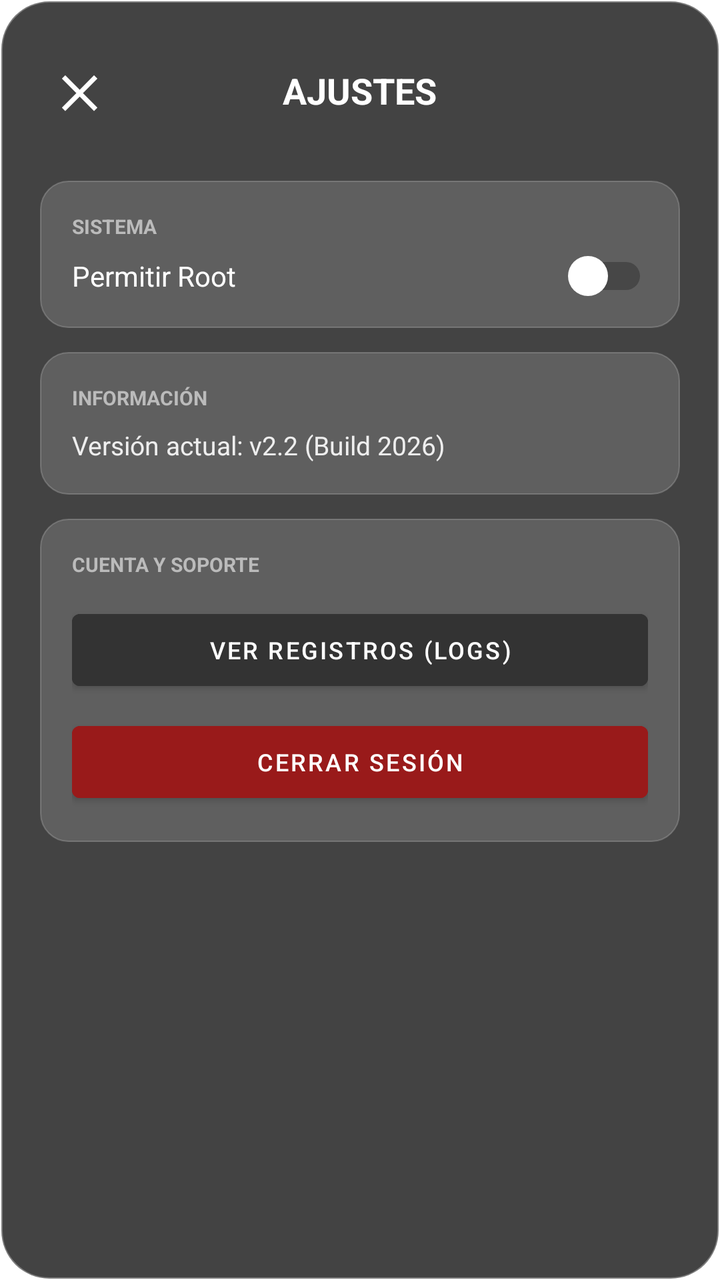
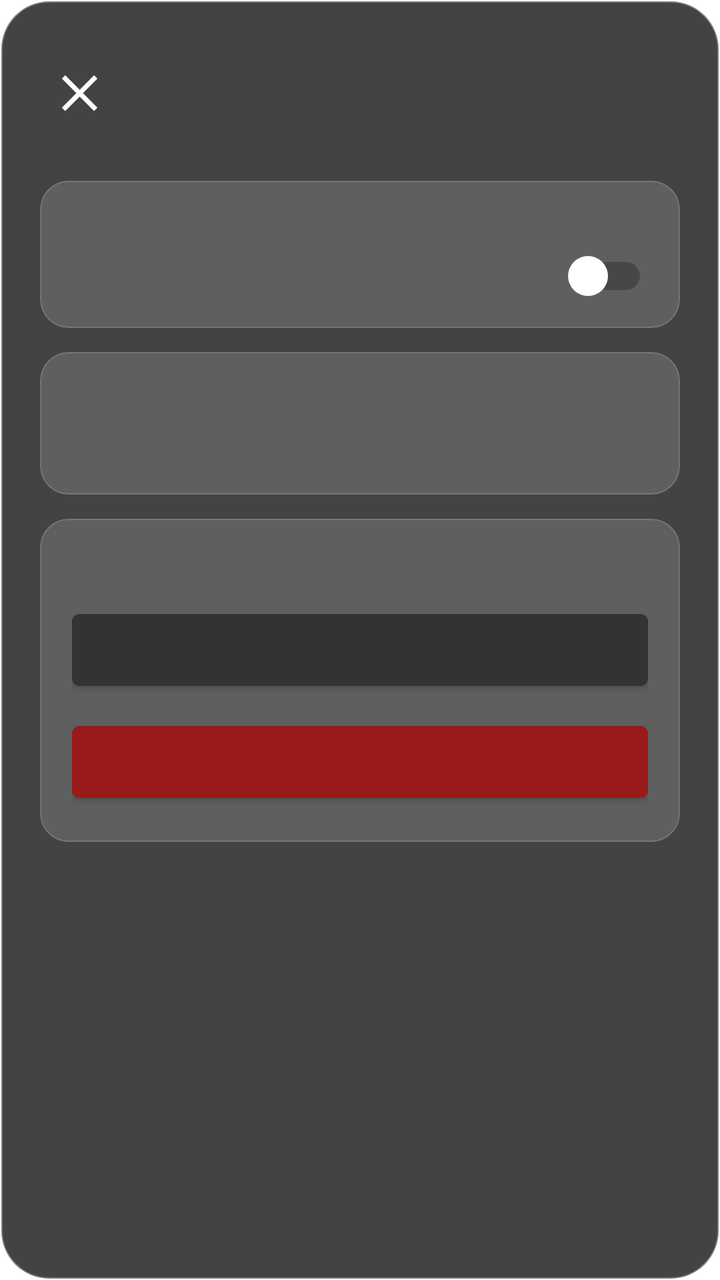

Screens rendered from an Android XML layout before and after an edit, with the pre-edit source and the edit as a unified diff.
<!-- AndroidManifest.xml: application theme Theme.Freezy -->
<!-- res/layout/dialog_settings.xml -->
<?xml version="1.0" encoding="utf-8"?>
<LinearLayout xmlns:android="http://schemas.android.com/apk/res/android"
    android:layout_width="match_parent"
    android:layout_height="wrap_content"
    android:background="@drawable/bg_glass_dialog"
    android:orientation="vertical"
    android:padding="20dp">

    
    <RelativeLayout
        android:layout_width="match_parent"
        android:layout_height="wrap_content"
        android:layout_marginBottom="20dp">

        <TextView
            android:id="@+id/btn_close_dialog_x"
            android:layout_width="wrap_content"
            android:layout_height="wrap_content"
            android:text="✕"
            android:textColor="#FFFFFF"
            android:textSize="22sp"
            android:textStyle="bold"
            android:layout_alignParentLeft="true"
            android:layout_centerVertical="true"
            android:padding="10dp"/>

        <TextView
            android:layout_width="wrap_content"
            android:layout_height="wrap_content"
            android:text="AJUSTES"
            android:textColor="#FFFFFF"
            android:textSize="18sp"
            android:textStyle="bold"
            android:layout_centerInParent="true"/>
    </RelativeLayout>

    
    <LinearLayout
        android:layout_width="match_parent"
        android:layout_height="wrap_content"
        android:orientation="vertical"
        android:background="@drawable/bg_glass_tile"
        android:padding="16dp"
        android:layout_marginBottom="12dp">
        
        <TextView
            android:layout_width="wrap_content"
            android:layout_height="wrap_content"
            android:text="SISTEMA"
            android:textColor="#BBBBBB"
            android:textSize="10sp"
            android:textStyle="bold"
            android:layout_marginBottom="8dp"/>

        <Switch
            android:id="@+id/switch_root"
            android:layout_width="match_parent"
            android:layout_height="wrap_content"
            android:text="Permitir Root"
            android:textColor="#FFFFFF"
            android:textSize="14sp"
            android:thumb="@drawable/custom_seekbar_thumb"/>
    </LinearLayout>

    
    <LinearLayout
        android:layout_width="match_parent"
        android:layout_height="wrap_content"
        android:orientation="vertical"
        android:background="@drawable/bg_glass_tile"
        android:padding="16dp"
        android:layout_marginBottom="12dp">
        
        <TextView
            android:layout_width="wrap_content"
            android:layout_height="wrap_content"
            android:text="INFORMACIÓN"
            android:textColor="#BBBBBB"
            android:textSize="10sp"
            android:textStyle="bold"
            android:layout_marginBottom="8dp"/>

        <TextView
            android:id="@+id/tv_version"
            android:layout_width="match_parent"
            android:layout_height="wrap_content"
            android:text="Versión actual: v2.2 (Build 2026)"
            android:textColor="#EEEEEE"
            android:textSize="13sp" />
    </LinearLayout>

    
    <LinearLayout
        android:layout_width="match_parent"
        android:layout_height="wrap_content"
        android:orientation="vertical"
        android:background="@drawable/bg_glass_tile"
        android:padding="16dp">
        
        <TextView
            android:layout_width="wrap_content"
            android:layout_height="wrap_content"
            android:text="CUENTA Y SOPORTE"
            android:textColor="#BBBBBB"
            android:textSize="10sp"
            android:textStyle="bold"
            android:layout_marginBottom="12dp"/>

        <Button
            android:id="@+id/btn_view_logs"
            android:layout_width="match_parent"
            android:layout_height="48dp"
            android:text="VER REGISTROS (LOGS)"
            android:textSize="12sp"
            android:textColor="#FFFFFF"
            android:backgroundTint="#333333"
            android:layout_marginBottom="8dp" />

        <Button
            android:id="@+id/btn_logout"
            android:layout_width="match_parent"
            android:layout_height="48dp"
            android:text="CERRAR SESIÓN"
            android:textSize="12sp"
            android:textColor="#FFFFFF"
            android:backgroundTint="#991A1A" />
    </LinearLayout>


</LinearLayout>
<!-- resources referenced by this layout -->
<resources>
  <!-- drawable bg_glass_dialog (drawable) -->
  <?xml version="1.0" encoding="utf-8"?>
  <shape xmlns:android="http://schemas.android.com/apk/res/android">
      
      <solid android:color="#CC141414" />
          
      <corners android:radius="24dp" />
      
      
      <stroke
          android:width="1.2dp"
          android:color="#4DFFFFFF" />
  </shape>
  <!-- drawable bg_glass_tile (drawable) -->
  <?xml version="1.0" encoding="utf-8"?>
  <shape xmlns:android="http://schemas.android.com/apk/res/android">
      
      <solid android:color="#26FFFFFF" />
      <corners android:radius="14dp" />
      <stroke
          android:width="0.8dp"
          android:color="#33FFFFFF" />
  </shape>
  <!-- drawable custom_seekbar_thumb (drawable) -->
  <?xml version="1.0" encoding="utf-8"?>
  <shape xmlns:android="http://schemas.android.com/apk/res/android" android:shape="oval">
      <solid android:color="#FFFFFF" />
      <size android:width="20dp" android:height="20dp" />
  </shape>
  <style name="Theme.Freezy" parent="Theme.MaterialComponents.DayNight.NoActionBar">
          
          <item name="colorPrimary">#00A2FF</item>
          <item name="colorPrimaryVariant">#000000</item>
          <item name="colorOnPrimary">@color/white</item>
          
          <item name="colorSecondary">#00A2FF</item>
          <item name="colorSecondaryVariant">#0077BB</item>
          <item name="colorOnSecondary">@color/black</item>
          
          <item name="android:statusBarColor">#000000</item>
          <item name="android:windowNoTitle">true</item>
          <item name="windowActionBar">false</item>
      </style>
  <color name="white">#FFFFFFFF</color>
  <color name="black">#FF000000</color>
</resources>

<!-- the commit's change to res/layout/dialog_settings.xml (unified diff, before → after) -->
@@ -25,9 +25,9 @@
             android:padding="10dp"/>
 
         <TextView
+            android:id="@+id/tv_title_settings"
             android:layout_width="wrap_content"
             android:layout_height="wrap_content"
-            android:text="AJUSTES"
             android:textColor="#FFFFFF"
             android:textSize="18sp"
             android:textStyle="bold"
@@ -44,9 +44,9 @@
         android:layout_marginBottom="12dp">
         
         <TextView
+            android:id="@+id/tv_label_system"
             android:layout_width="wrap_content"
             android:layout_height="wrap_content"
-            android:text="SISTEMA"
             android:textColor="#BBBBBB"
             android:textSize="10sp"
             android:textStyle="bold"
@@ -56,7 +56,6 @@
             android:id="@+id/switch_root"
             android:layout_width="match_parent"
             android:layout_height="wrap_content"
-            android:text="Permitir Root"
             android:textColor="#FFFFFF"
             android:textSize="14sp"
             android:thumb="@drawable/custom_seekbar_thumb"/>
@@ -72,9 +71,9 @@
         android:layout_marginBottom="12dp">
         
         <TextView
+            android:id="@+id/tv_label_info"
             android:layout_width="wrap_content"
             android:layout_height="wrap_content"
-            android:text="INFORMACIÓN"
             android:textColor="#BBBBBB"
             android:textSize="10sp"
             android:textStyle="bold"
@@ -84,7 +83,6 @@
             android:id="@+id/tv_version"
             android:layout_width="match_parent"
             android:layout_height="wrap_content"
-            android:text="Versión actual: v2.2 (Build 2026)"
             android:textColor="#EEEEEE"
             android:textSize="13sp" />
     </LinearLayout>
@@ -98,9 +96,9 @@
         android:padding="16dp">
         
         <TextView
+            android:id="@+id/tv_label_support"
             android:layout_width="wrap_content"
             android:layout_height="wrap_content"
-            android:text="CUENTA Y SOPORTE"
             android:textColor="#BBBBBB"
             android:textSize="10sp"
             android:textStyle="bold"
@@ -110,7 +108,6 @@
             android:id="@+id/btn_view_logs"
             android:layout_width="match_parent"
             android:layout_height="48dp"
-            android:text="VER REGISTROS (LOGS)"
             android:textSize="12sp"
             android:textColor="#FFFFFF"
             android:backgroundTint="#333333"
@@ -120,7 +117,6 @@
             android:id="@+id/btn_logout"
             android:layout_width="match_parent"
             android:layout_height="48dp"
-            android:text="CERRAR SESIÓN"
             android:textSize="12sp"
             android:textColor="#FFFFFF"
             android:backgroundTint="#991A1A" />
